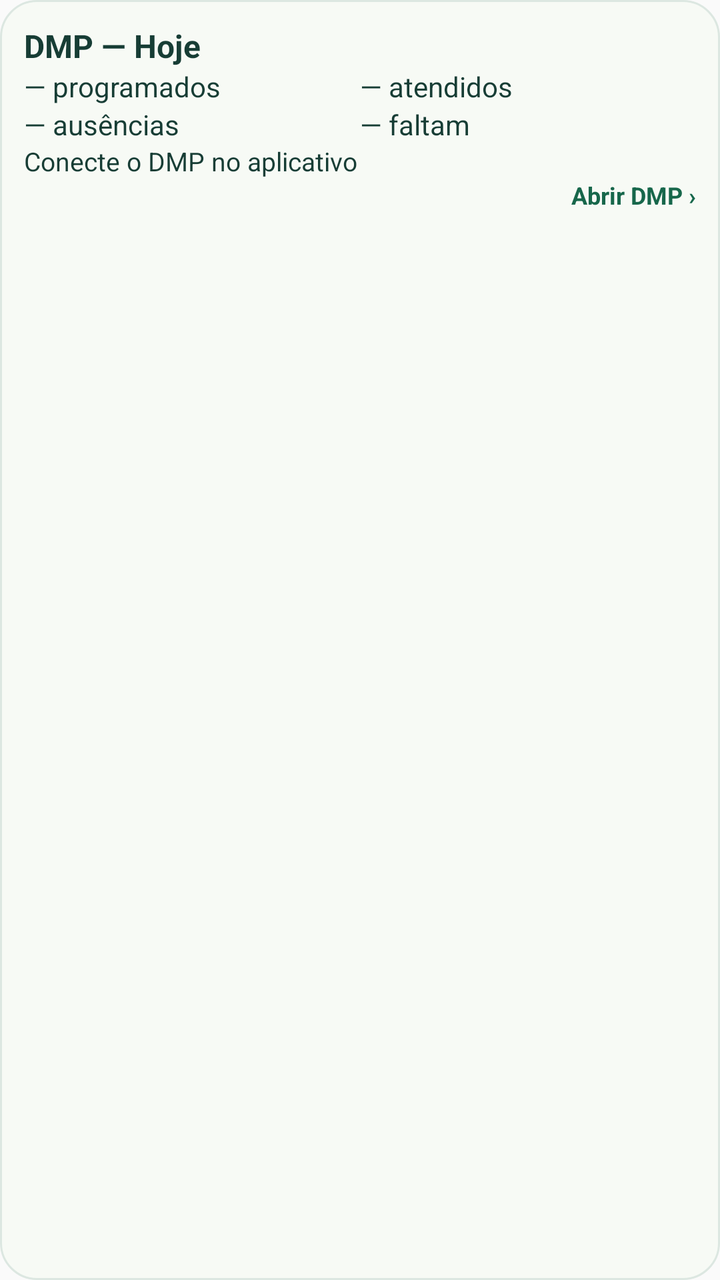
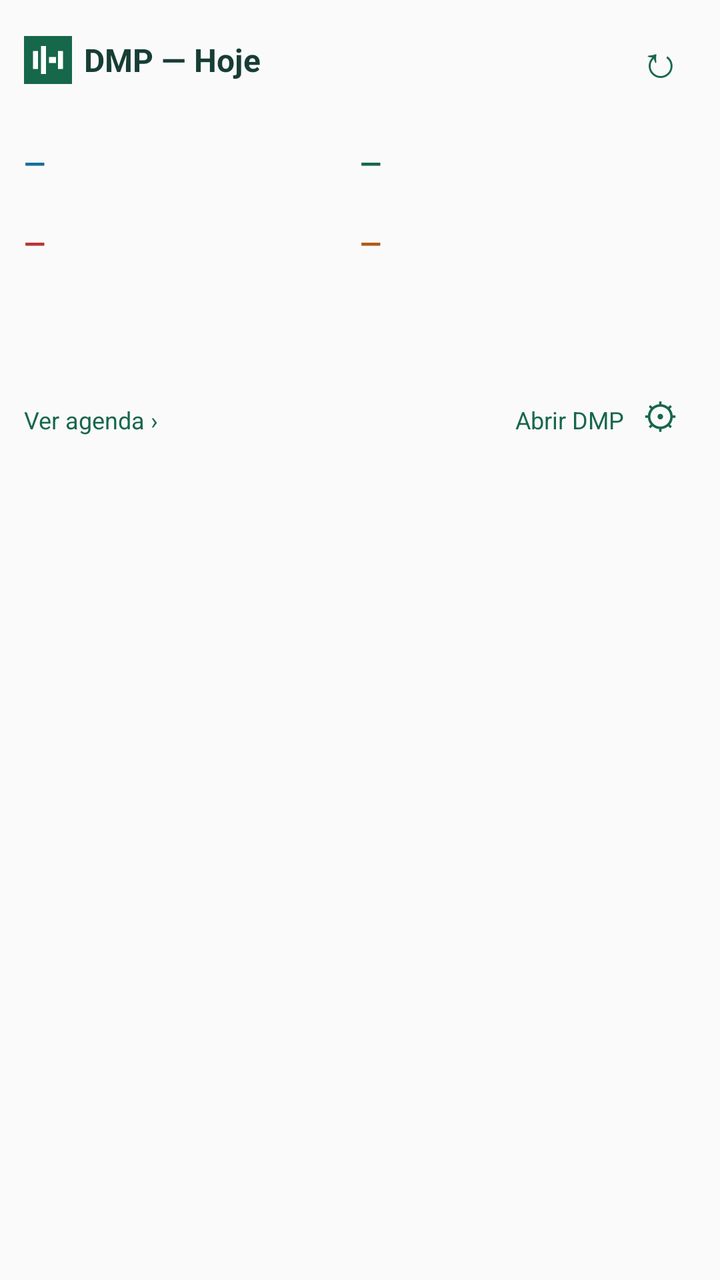

Screens rendered from an Android XML layout before and after an edit, with the pre-edit source and the edit as a unified diff.
<!-- AndroidManifest.xml: application theme android:Theme.Material.Light.NoActionBar -->
<!-- res/layout/widget.xml -->
<LinearLayout xmlns:android="http://schemas.android.com/apk/res/android" android:id="@+id/root" android:layout_width="match_parent" android:layout_height="match_parent" android:background="@drawable/background" android:orientation="vertical" android:padding="12dp">
 <LinearLayout android:layout_width="match_parent" android:layout_height="wrap_content" android:orientation="horizontal"><TextView android:layout_width="0dp" android:layout_weight="1" android:layout_height="wrap_content" android:text="DMP — Hoje" android:textColor="#173D35" android:textSize="16sp" android:textStyle="bold"/><TextView android:id="@+id/date" android:layout_width="wrap_content" android:layout_height="wrap_content" android:textColor="#65716B" android:textSize="12sp"/></LinearLayout>
 <LinearLayout android:layout_width="match_parent" android:layout_height="wrap_content" android:orientation="horizontal"><TextView android:id="@+id/programmed" android:layout_width="0dp" android:layout_weight="1" android:layout_height="wrap_content" android:text="— programados" android:textSize="14sp" android:textColor="#173D35"/><TextView android:id="@+id/attended" android:layout_width="0dp" android:layout_weight="1" android:layout_height="wrap_content" android:text="— atendidos" android:textSize="14sp" android:textColor="#173D35"/></LinearLayout>
 <LinearLayout android:layout_width="match_parent" android:layout_height="wrap_content" android:orientation="horizontal"><TextView android:id="@+id/absent" android:layout_width="0dp" android:layout_weight="1" android:layout_height="wrap_content" android:text="— ausências" android:textSize="14sp" android:textColor="#173D35"/><TextView android:id="@+id/remaining" android:layout_width="0dp" android:layout_weight="1" android:layout_height="wrap_content" android:text="— faltam" android:textSize="14sp" android:textColor="#173D35"/></LinearLayout>
 <TextView android:id="@+id/next" android:layout_width="match_parent" android:layout_height="wrap_content" android:maxLines="1" android:ellipsize="end" android:text="Conecte o DMP no aplicativo" android:textColor="#173D35" android:textSize="13sp"/>
 <LinearLayout android:layout_width="match_parent" android:layout_height="wrap_content" android:orientation="horizontal"><TextView android:maxLines="1" android:ellipsize="end" android:id="@+id/updated" android:layout_width="0dp" android:layout_weight="1" android:layout_height="wrap_content" android:textColor="#65716B" android:textSize="10sp"/><TextView android:layout_width="wrap_content" android:layout_height="wrap_content" android:text="Abrir DMP ›" android:textColor="#17674B" android:textSize="12sp" android:textStyle="bold"/></LinearLayout>
</LinearLayout>
<!-- resources referenced by this layout -->
<resources>
  <!-- drawable background (drawable) -->
  <shape xmlns:android="http://schemas.android.com/apk/res/android"><solid android:color="#F7FAF5"/><corners android:radius="18dp"/><stroke android:width="1dp" android:color="#DCE7E1"/></shape>
</resources>

<!-- the commit's change to res/layout/widget.xml (unified diff, before → after) -->
@@ -1,7 +1 @@
-<LinearLayout xmlns:android="http://schemas.android.com/apk/res/android" android:id="@+id/root" android:layout_width="match_parent" android:layout_height="match_parent" android:background="@drawable/background" android:orientation="vertical" android:padding="12dp">
- <LinearLayout android:layout_width="match_parent" android:layout_height="wrap_content" android:orientation="horizontal"><TextView android:layout_width="0dp" android:layout_weight="1" android:layout_height="wrap_content" android:text="DMP — Hoje" android:textColor="#173D35" android:textSize="16sp" android:textStyle="bold"/><TextView android:id="@+id/date" android:layout_width="wrap_content" android:layout_height="wrap_content" android:textColor="#65716B" android:textSize="12sp"/></LinearLayout>
- <LinearLayout android:layout_width="match_parent" android:layout_height="wrap_content" android:orientation="horizontal"><TextView android:id="@+id/programmed" android:layout_width="0dp" android:layout_weight="1" android:layout_height="wrap_content" android:text="— programados" android:textSize="14sp" android:textColor="#173D35"/><TextView android:id="@+id/attended" android:layout_width="0dp" android:layout_weight="1" android:layout_height="wrap_content" android:text="— atendidos" android:textSize="14sp" android:textColor="#173D35"/></LinearLayout>
- <LinearLayout android:layout_width="match_parent" android:layout_height="wrap_content" android:orientation="horizontal"><TextView android:id="@+id/absent" android:layout_width="0dp" android:layout_weight="1" android:layout_height="wrap_content" android:text="— ausências" android:textSize="14sp" android:textColor="#173D35"/><TextView android:id="@+id/remaining" android:layout_width="0dp" android:layout_weight="1" android:layout_height="wrap_content" android:text="— faltam" android:textSize="14sp" android:textColor="#173D35"/></LinearLayout>
- <TextView android:id="@+id/next" android:layout_width="match_parent" android:layout_height="wrap_content" android:maxLines="1" android:ellipsize="end" android:text="Conecte o DMP no aplicativo" android:textColor="#173D35" android:textSize="13sp"/>
- <LinearLayout android:layout_width="match_parent" android:layout_height="wrap_content" android:orientation="horizontal"><TextView android:maxLines="1" android:ellipsize="end" android:id="@+id/updated" android:layout_width="0dp" android:layout_weight="1" android:layout_height="wrap_content" android:textColor="#65716B" android:textSize="10sp"/><TextView android:layout_width="wrap_content" android:layout_height="wrap_content" android:text="Abrir DMP ›" android:textColor="#17674B" android:textSize="12sp" android:textStyle="bold"/></LinearLayout>
-</LinearLayout>
+<FrameLayout xmlns:android="http://schemas.android.com/apk/res/android" android:id="@+id/root" android:layout_width="match_parent" android:layout_height="match_parent"><ImageView android:id="@+id/background" android:layout_width="match_parent" android:layout_height="match_parent" android:scaleType="fitXY" android:contentDescription=""/><LinearLayout xmlns:android="http://schemas.android.com/apk/res/android" android:layout_width="match_parent" android:layout_height="match_parent" android:orientation="vertical" android:padding="12dp"><LinearLayout android:id="@+id/header" android:layout_width="match_parent" android:layout_height="wrap_content" android:orientation="horizontal" android:gravity="center_vertical"><ImageView android:layout_width="24dp" android:layout_height="24dp" android:src="@drawable/icon" android:contentDescription="DMP"/><TextView android:layout_width="0dp" android:layout_weight="1" android:layout_height="wrap_content" android:paddingLeft="6dp" android:text="DMP — Hoje" android:textColor="#173D35" android:textStyle="bold" android:textSize="16sp"/><TextView android:id="@+id/date" android:layout_width="wrap_content" android:layout_height="wrap_content" android:textColor="#476553" android:textSize="12sp"/><TextView android:id="@+id/refresh" android:layout_width="36dp" android:layout_height="36dp" android:gravity="center" android:text="↻" android:contentDescription="Atualizar" android:textColor="#17674B" android:textSize="22sp"/></LinearLayout><TextView android:id="@+id/updated" android:layout_width="match_parent" android:layout_height="wrap_content" android:textColor="#476553" android:textSize="10sp"/><LinearLayout android:layout_width="match_parent" android:layout_height="wrap_content" android:orientation="horizontal"><TextView android:id="@+id/programmed" android:layout_width="0dp" android:layout_weight="1" android:layout_height="40dp" android:gravity="center_vertical" android:text="—" android:textColor="#176F99" android:textSize="14sp" android:textStyle="bold"/><TextView android:id="@+id/attended" android:layout_width="0dp" android:layout_weight="1" android:layout_height="40dp" android:gravity="center_vertical" android:text="—" android:textColor="#17674B" android:textSize="14sp" android:textStyle="bold"/></LinearLayout><LinearLayout android:layout_width="match_parent" android:layout_height="wrap_content" android:orientation="horizontal"><TextView android:id="@+id/absent" android:layout_width="0dp" android:layout_weight="1" android:layout_height="40dp" android:gravity="center_vertical" android:text="—" android:textColor="#B73535" android:textSize="14sp" android:textStyle="bold"/><TextView android:id="@+id/remaining" android:layout_width="0dp" android:layout_weight="1" android:layout_height="40dp" android:gravity="center_vertical" android:text="—" android:textColor="#AF5A16" android:textSize="14sp" android:textStyle="bold"/></LinearLayout><TextView android:id="@+id/next" android:layout_width="match_parent" android:layout_height="48dp" android:gravity="center_vertical" android:maxLines="2" android:ellipsize="end" android:textColor="#173D35" android:textSize="13sp"/><LinearLayout android:id="@+id/workouts" android:layout_width="match_parent" android:layout_height="wrap_content" android:orientation="vertical"/><LinearLayout android:id="@+id/notes" android:layout_width="match_parent" android:layout_height="wrap_content" android:orientation="vertical"/><LinearLayout android:id="@+id/calendar" android:layout_width="match_parent" android:layout_height="wrap_content" android:orientation="vertical"/><LinearLayout android:layout_width="match_parent" android:layout_height="wrap_content" android:orientation="horizontal"><TextView android:id="@+id/agenda" android:layout_width="0dp" android:layout_weight="1" android:layout_height="36dp" android:gravity="center_vertical" android:text="Ver agenda ›" android:textColor="#17674B" android:textSize="12sp"/><TextView android:id="@+id/open" android:layout_width="wrap_content" android:layout_height="36dp" android:gravity="center_vertical" android:text="Abrir DMP" android:textColor="#17674B" android:textSize="12sp"/><TextView android:id="@+id/settings" android:layout_width="36dp" android:layout_height="36dp" android:gravity="center" android:text="⚙" android:contentDescription="Configurar este widget" android:textColor="#17674B" android:textSize="18sp"/></LinearLayout></LinearLayout></FrameLayout>
<!-- resource entries referenced after the edit -->
@@ -1,6 +1,6 @@
 <!-- resources referenced by this layout -->
 <resources>
-  <!-- drawable background (drawable) -->
-  <shape xmlns:android="http://schemas.android.com/apk/res/android"><solid android:color="#F7FAF5"/><corners android:radius="18dp"/><stroke android:width="1dp" android:color="#DCE7E1"/></shape>
+  <!-- drawable icon (drawable) -->
+  <vector xmlns:android="http://schemas.android.com/apk/res/android" android:width="48dp" android:height="48dp" android:viewportWidth="48" android:viewportHeight="48"><path android:fillColor="#17674B" android:pathData="M0,0h48v48h-48z"/><path android:fillColor="#FFFFFF" android:pathData="M9,15h5v18h-5zM17,10h5v28h-5zM25,21h7v6h-7zM34,15h5v18h-5z"/></vector>
 </resources>
 
